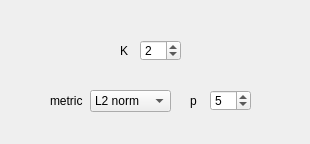
The window that _AlgorithmsPlugins/KNN/paramsKNN.ui (b4silio/MLDemos) describes before a commit, drawn with Qt 5.
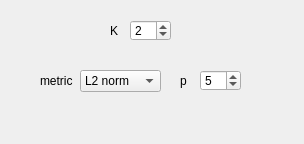
The same window after the commit.

```diff
--- a/_AlgorithmsPlugins/KNN/paramsKNN.ui
+++ b/_AlgorithmsPlugins/KNN/paramsKNN.ui
@@ -6,7 +6,7 @@
    <rect>
     <x>0</x>
     <y>0</y>
-    <width>310</width>
+    <width>304</width>
     <height>144</height>
    </rect>
   </property>
@@ -16,8 +16,8 @@
   <widget class="QLabel" name="labelMetric">
    <property name="geometry">
     <rect>
-     <x>50</x>
-     <y>90</y>
+     <x>40</x>
+     <y>70</y>
      <width>46</width>
      <height>21</height>
     </rect>
@@ -34,8 +34,8 @@
   <widget class="QSpinBox" name="knnNormSpin">
    <property name="geometry">
     <rect>
-     <x>210</x>
-     <y>90</y>
+     <x>200</x>
+     <y>70</y>
      <width>41</width>
      <height>21</height>
     </rect>
@@ -61,8 +61,8 @@
   <widget class="QLabel" name="labelPower">
    <property name="geometry">
     <rect>
-     <x>190</x>
-     <y>90</y>
+     <x>180</x>
+     <y>70</y>
      <width>16</width>
      <height>21</height>
     </rect>
@@ -79,8 +79,8 @@
   <widget class="QLabel" name="label_11">
    <property name="geometry">
     <rect>
-     <x>120</x>
-     <y>40</y>
+     <x>110</x>
+     <y>20</y>
      <width>16</width>
      <height>21</height>
     </rect>
@@ -97,8 +97,8 @@
   <widget class="QSpinBox" name="knnKspin">
    <property name="geometry">
     <rect>
-     <x>140</x>
-     <y>40</y>
+     <x>130</x>
+     <y>20</y>
      <width>41</width>
      <height>21</height>
     </rect>
@@ -127,8 +127,8 @@
   <widget class="QComboBox" name="knnNormCombo">
    <property name="geometry">
     <rect>
-     <x>90</x>
-     <y>90</y>
+     <x>80</x>
+     <y>70</y>
      <width>81</width>
      <height>22</height>
     </rect>
```
